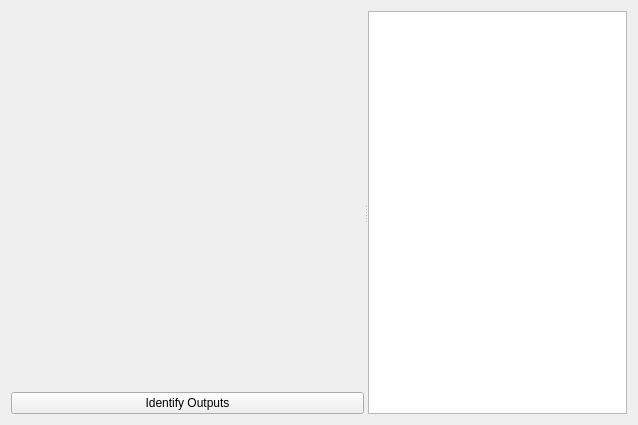
Before: the Qt Designer form kcontrol/randr/randrconfigbase.ui in mgottschlag/kwin-tiling, drawn with Qt 5.
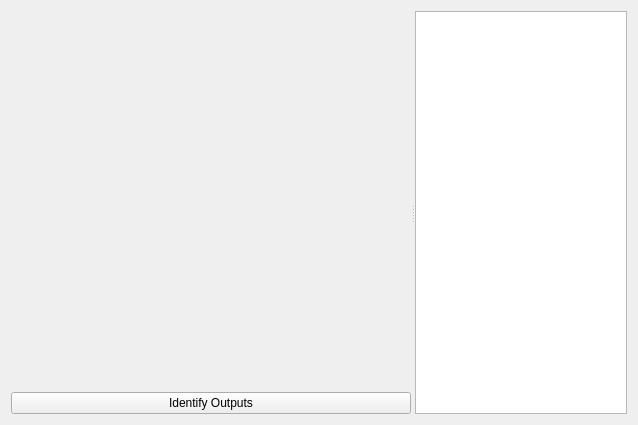
After: the same form once the commit is applied.

Commit message: Improved layout and align right instead of align left.

```diff
--- a/kcontrol/randr/randrconfigbase.ui
+++ b/kcontrol/randr/randrconfigbase.ui
@@ -28,9 +28,9 @@
            <verstretch>0</verstretch>
           </sizepolicy>
          </property>
-         <property name="minimumSize" >
+         <property name="minimumSize">
           <size>
-           <width>350</width>
+           <width>400</width>
            <height>0</height>
           </size>
          </property>
```
Left out of the diff: 31 changed lines with no effect on the pictures. The commit also changes 1 other file.
